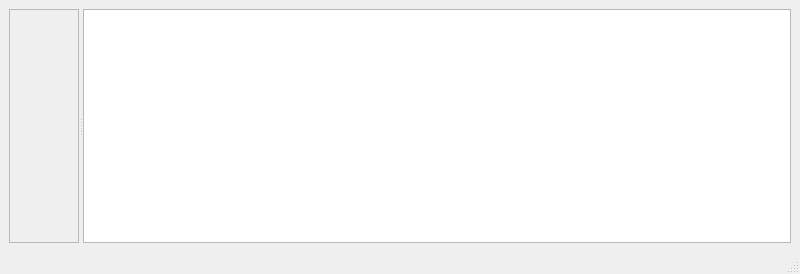
Old version of the form interface/frmprincipal.ui in the repository CaioPellicani/projeto_coracao.
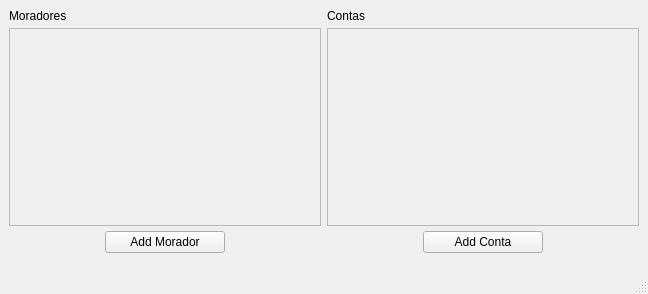
New version of the form.

Patch:
```diff
--- a/interface/frmprincipal.ui
+++ b/interface/frmprincipal.ui
@@ -6,8 +6,8 @@
    <rect>
     <x>0</x>
     <y>0</y>
-    <width>800</width>
-    <height>274</height>
+    <width>648</width>
+    <height>294</height>
    </rect>
   </property>
   <property name="windowTitle">
@@ -16,39 +16,135 @@
   <widget class="QWidget" name="centralwidget">
    <layout class="QVBoxLayout" name="verticalLayout">
     <item>
-     <widget class="QSplitter" name="splitter">
-      <property name="orientation">
-       <enum>Qt::Horizontal</enum>
+     <layout class="QHBoxLayout" name="lytControles">
+      <property name="leftMargin">
+       <number>0</number>
       </property>
+      <property name="rightMargin">
+       <number>0</number>
+      </property>
+      <item>
+       <layout class="QVBoxLayout" name="lytMoradores">
+        <property name="spacing">
+         <number>5</number>
+        </property>
+        <property name="leftMargin">
+         <number>0</number>
+        </property>
+        <property name="topMargin">
+         <number>0</number>
+        </property>
+        <property name="rightMargin">
+         <number>0</number>
+        </property>
+        <property name="bottomMargin">
+         <number>10</number>
+        </property>
+        <item>
+         <widget class="QLabel" name="txtMoradores">
+          <property name="text">
+           <string>Moradores</string>
+          </property>
+         </widget>
+        </item>
+        <item>
       <widget class="QScrollArea" name="areaMoradores">
+          <property name="widgetResizable">
+           <bool>true</bool>
+          </property>
+          <widget class="QWidget" name="scrollAreaWidgetContents_3">
+           <property name="geometry">
+            <rect>
+             <x>0</x>
+             <y>0</y>
+             <width>307</width>
+             <height>163</height>
+            </rect>
+           </property>
+          </widget>
+         </widget>
+        </item>
+        <item alignment="Qt::AlignHCenter">
+         <widget class="QPushButton" name="btnAddMorador">
        <property name="sizePolicy">
-        <sizepolicy hsizetype="Fixed" vsizetype="Fixed">
+           <sizepolicy hsizetype="Minimum" vsizetype="Fixed">
          <horstretch>0</horstretch>
          <verstretch>0</verstretch>
         </sizepolicy>
        </property>
-       <property name="verticalScrollBarPolicy">
-        <enum>Qt::ScrollBarAsNeeded</enum>
-       </property>
-       <property name="sizeAdjustPolicy">
-        <enum>QAbstractScrollArea::AdjustToContents</enum>
-       </property>
+          <property name="minimumSize">
+           <size>
+            <width>120</width>
+            <height>0</height>
+           </size>
+          </property>
+          <property name="text">
+           <string>Add Morador</string>
+          </property>
+         </widget>
+        </item>
+       </layout>
+      </item>
+      <item>
+       <layout class="QVBoxLayout" name="lytContas">
+        <property name="spacing">
+         <number>5</number>
+        </property>
+        <property name="leftMargin">
+         <number>0</number>
+        </property>
+        <property name="topMargin">
+         <number>0</number>
+        </property>
+        <property name="bottomMargin">
+         <number>10</number>
+        </property>
+        <item>
+         <widget class="QLabel" name="txtContas">
+          <property name="text">
+           <string>Contas</string>
+          </property>
+         </widget>
+        </item>
+        <item>
+         <widget class="QScrollArea" name="areaContas">
        <property name="widgetResizable">
         <bool>true</bool>
        </property>
-       <widget class="QWidget" name="scrollAreaWidgetContents">
+          <widget class="QWidget" name="scrollAreaWidgetContents_4">
         <property name="geometry">
          <rect>
           <x>0</x>
           <y>0</y>
-          <width>73</width>
-          <height>210</height>
+             <width>307</width>
+             <height>163</height>
          </rect>
         </property>
        </widget>
       </widget>
-      <widget class="QTableWidget" name="grid"/>
-     </widget>
+        </item>
+        <item alignment="Qt::AlignHCenter">
+         <widget class="QPushButton" name="btnAddConta">
+          <property name="sizePolicy">
+           <sizepolicy hsizetype="Minimum" vsizetype="Fixed">
+            <horstretch>0</horstretch>
+            <verstretch>0</verstretch>
+           </sizepolicy>
+          </property>
+          <property name="minimumSize">
+           <size>
+            <width>120</width>
+            <height>0</height>
+           </size>
+          </property>
+          <property name="text">
+           <string>Add Conta</string>
+          </property>
+         </widget>
+        </item>
+       </layout>
+      </item>
+     </layout>
     </item>
    </layout>
   </widget>
```
Left out of the diff: 2 changed lines with no effect on the pictures. Lines whose indentation alone changed are shown as unchanged.
